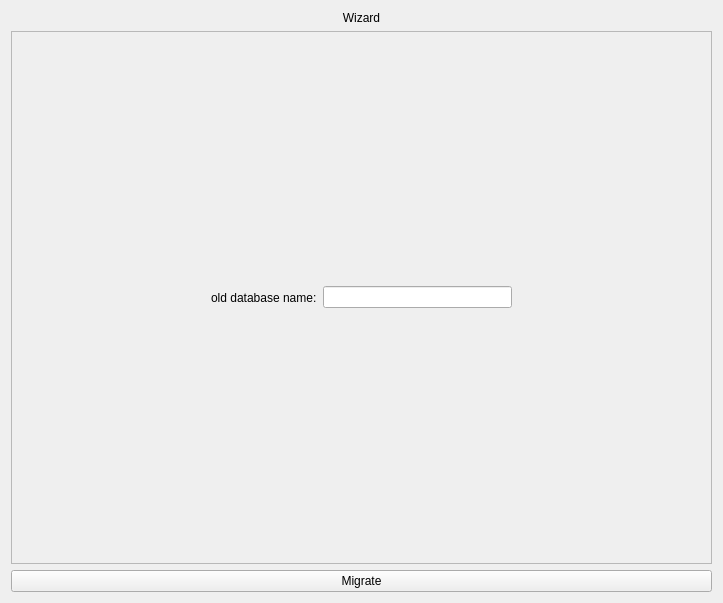
Qt form mysql_wizard/ui/wizard.ui (yahiab05/student-managment-v2.0) before a commit.
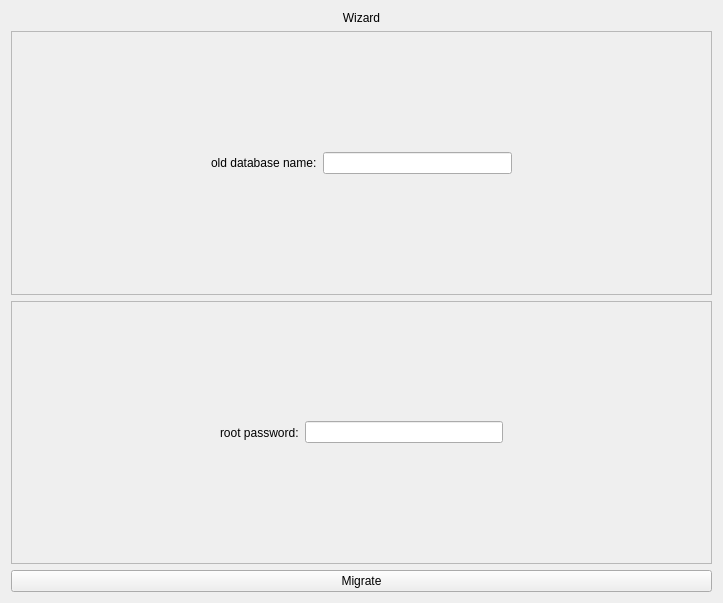
The same form after that commit.

```diff
--- a/mysql_wizard/ui/wizard.ui
+++ b/mysql_wizard/ui/wizard.ui
@@ -78,6 +78,60 @@
      </layout>
     </widget>
    </item>
+   <item>
+    <widget class="QFrame" name="frame_2">
+     <property name="sizePolicy">
+      <sizepolicy hsizetype="Preferred" vsizetype="Expanding">
+       <horstretch>0</horstretch>
+       <verstretch>0</verstretch>
+      </sizepolicy>
+     </property>
+     <property name="frameShape">
+      <enum>QFrame::StyledPanel</enum>
+     </property>
+     <property name="frameShadow">
+      <enum>QFrame::Raised</enum>
+     </property>
+     <layout class="QHBoxLayout" name="horizontalLayout_2">
+      <item>
+       <spacer name="horizontalSpacer_3">
+        <property name="orientation">
+         <enum>Qt::Horizontal</enum>
+        </property>
+        <property name="sizeHint" stdset="0">
+         <size>
+          <width>40</width>
+          <height>20</height>
+         </size>
+        </property>
+       </spacer>
+      </item>
+      <item>
+       <widget class="QLabel" name="label_3">
+        <property name="text">
+         <string>root password:</string>
+        </property>
+       </widget>
+      </item>
+      <item>
+       <widget class="QLineEdit" name="password"/>
+      </item>
+      <item>
+       <spacer name="horizontalSpacer_4">
+        <property name="orientation">
+         <enum>Qt::Horizontal</enum>
+        </property>
+        <property name="sizeHint" stdset="0">
+         <size>
+          <width>40</width>
+          <height>20</height>
+         </size>
+        </property>
+       </spacer>
+      </item>
+     </layout>
+    </widget>
+   </item>
    <item>
     <widget class="QPushButton" name="pushButton">
      <property name="text">
```
Left out of the diff: 4 changed lines with no effect on the pictures.
